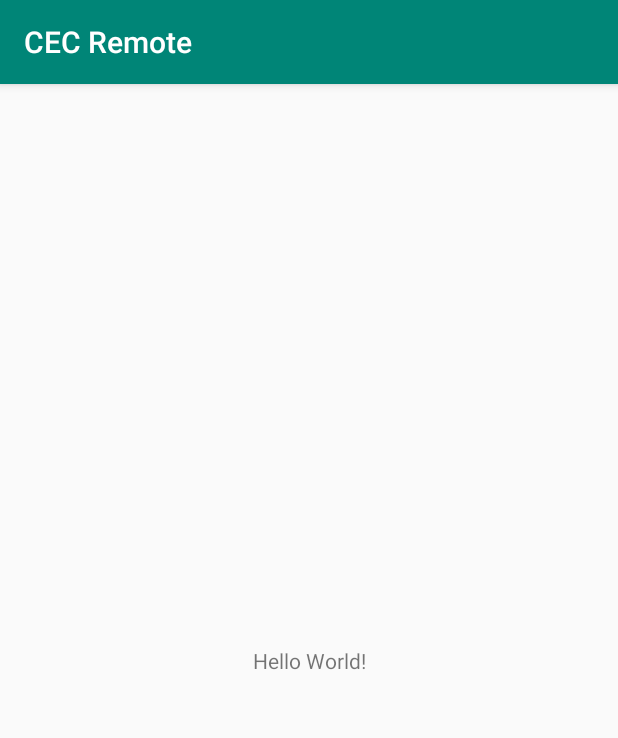
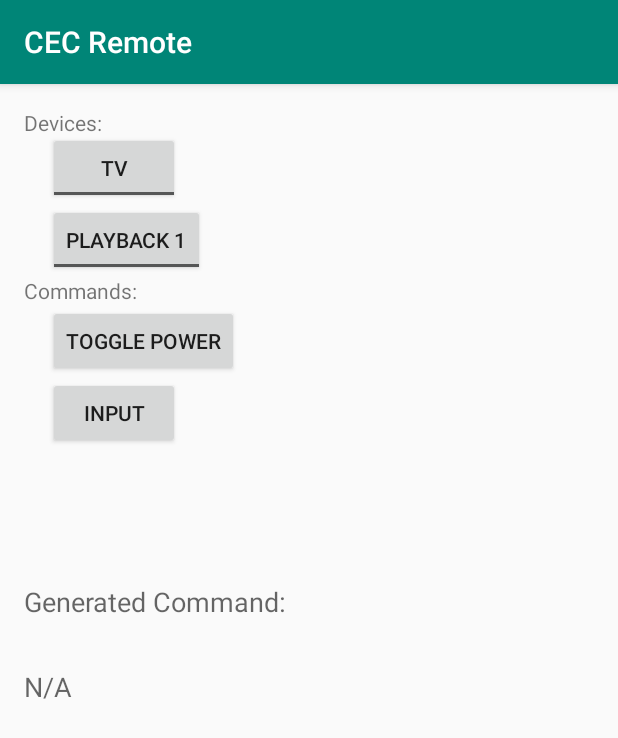
Before and after one commit to NHurst99/Nick-Hurst-Capstone, an Android app: the screen it shows after launch (MainActivity), on a phone screen of 412 x 824 dp. Shown: the top 738 px of the screen. Run offline under Robolectric (Android 15) with nearby library versions, the phone set to English and light mode, and no system bars.

Commit message:
Added Buttons and basic code

```diff
--- a/Android/app/src/main/java/com/cecremote/MainActivity.java
+++ b/Android/app/src/main/java/com/cecremote/MainActivity.java
@@ -2,6 +2,10 @@ package com.cecremote;
 
 import android.support.v7.app.AppCompatActivity;
 import android.os.Bundle;
+import android.view.View;
+import android.widget.Button;
+import android.widget.RadioGroup;
+import android.widget.TextView;
 
 public class MainActivity extends AppCompatActivity {
 
@@ -10,4 +14,45 @@ public class MainActivity extends AppCompatActivity {
         super.onCreate(savedInstanceState);
         setContentView(R.layout.activity_main);
     }
+
+    public void commandSend(View v) {
+        // Code here executes on main thread after user presses button
+        String command = "F";
+        //check which destination is checked
+
+        Button checkedDestButton = findViewById(((RadioGroup)(findViewById(R.id.radioGroup))).getCheckedRadioButtonId());
+        if (checkedDestButton.getId() == -1)
+        {
+            // no radio buttons are checked
+        }
+        else
+        {
+            switch (checkedDestButton.getId()){
+                case R.id.destPlay1:
+                    command += "4";
+                    break;
+                case R.id.destTV:
+                    command += "0";
+                    break;
+            }
+            // one of the radio buttons is checked
+        }
+
+        command += ":44:";
+
+        switch(v.getId()) {
+            case R.id.powerButton:
+                // handle button A click;
+                command += "40:";
+                break;
+            case R.id.inputButton:
+                // handle button B click;
+                command += "34:";
+                break;
+            default:
+                throw new RuntimeException("Unknown button ID");
+        }
+
+        ((TextView)findViewById(R.id.generatedCommand)).setText(command);
+    }
 }
--- a/Android/app/src/main/res/layout/activity_main.xml
+++ b/Android/app/src/main/res/layout/activity_main.xml
@@ -7,12 +7,96 @@
     tools:context=".MainActivity">
 
     <TextView
+        android:id="@+id/textView"
         android:layout_width="wrap_content"
         android:layout_height="wrap_content"
-        android:text="Hello World!"
-        app:layout_constraintBottom_toBottomOf="parent"
-        app:layout_constraintLeft_toLeftOf="parent"
-        app:layout_constraintRight_toRightOf="parent"
+        android:layout_marginStart="16dp"
+        android:layout_marginTop="16dp"
+        android:text="Devices:"
+        app:layout_constraintStart_toStartOf="parent"
         app:layout_constraintTop_toTopOf="parent" />
 
+    <RadioGroup
+        android:id="@+id/radioGroup"
+        android:layout_width="wrap_content"
+        android:layout_height="wrap_content"
+        android:layout_marginStart="32dp"
+        android:layout_marginTop="32dp"
+        app:layout_constraintStart_toStartOf="parent"
+        app:layout_constraintTop_toTopOf="parent">
+
+        <ToggleButton
+            android:id="@+id/destTV"
+            android:layout_width="wrap_content"
+            android:layout_height="wrap_content"
+            android:text="TV"
+            android:textOff="TV"
+            android:textOn="TV"
+            tools:layout_editor_absoluteX="16dp"
+            tools:layout_editor_absoluteY="43dp" />
+
+        <ToggleButton
+            android:id="@+id/destPlay1"
+            android:layout_width="wrap_content"
+            android:layout_height="wrap_content"
+            android:text="Playback 1"
+            android:textOff="Playback 1"
+            android:textOn="Playback 1"
+            tools:layout_editor_absoluteX="104dp"
+            tools:layout_editor_absoluteY="43dp"
+            tools:text="PLayback 1" />
+    </RadioGroup>
+
+    <TextView
+        android:id="@+id/textView2"
+        android:layout_width="wrap_content"
+        android:layout_height="wrap_content"
+        android:layout_marginStart="16dp"
+        android:text="Commands:"
+        app:layout_constraintStart_toStartOf="parent"
+        app:layout_constraintTop_toBottomOf="@+id/radioGroup" />
+
+    <Button
+        android:id="@+id/powerButton"
+        android:layout_width="wrap_content"
+        android:layout_height="wrap_content"
+        android:layout_marginStart="32dp"
+        android:onClick="commandSend"
+        android:text="Toggle Power"
+        app:layout_constraintStart_toStartOf="parent"
+        app:layout_constraintTop_toBottomOf="@+id/textView2" />
+
+    <TextView
+        android:id="@+id/textView3"
+        android:layout_width="wrap_content"
+        android:layout_height="wrap_content"
+        android:layout_marginStart="16dp"
+        android:layout_marginTop="137dp"
+        android:text="Generated Command:"
+        android:textAppearance="@android:style/TextAppearance.Material.Medium"
+        app:layout_constraintStart_toStartOf="parent"
+        app:layout_constraintTop_toBottomOf="@+id/powerButton" />
+
+    <TextView
+        android:id="@+id/generatedCommand"
+        android:layout_width="wrap_content"
+        android:layout_height="wrap_content"
+        android:layout_marginStart="16dp"
+        android:layout_marginTop="32dp"
+        android:text="N/A"
+        android:textAppearance="@android:style/TextAppearance.Material.Medium"
+        app:layout_constraintStart_toStartOf="parent"
+        app:layout_constraintTop_toBottomOf="@+id/textView3" />
+
+    <Button
+        android:id="@+id/inputButton"
+        android:layout_width="wrap_content"
+        android:layout_height="wrap_content"
+        android:layout_marginStart="32dp"
+        android:onClick="commandSend"
+        android:text="Input"
+        app:layout_constraintStart_toStartOf="parent"
+        app:layout_constraintTop_toBottomOf="@+id/powerButton" />
+
+
 </android.support.constraint.ConstraintLayout>
```
